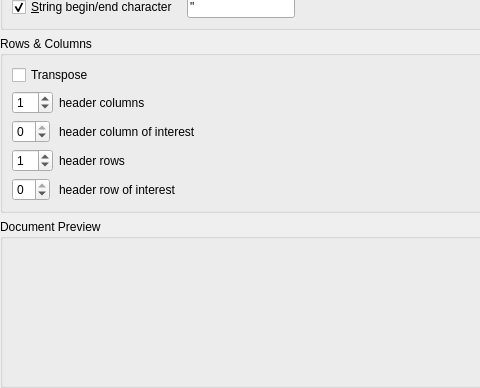
Above: Application/Resources/UI/voDelimitedTextImportWidget.ui from Kitware/Visomics before the change; both pictures show x 0 to 480 and y 133 to 521 of the 791 by 521 pixel window. Below: the same form after it.
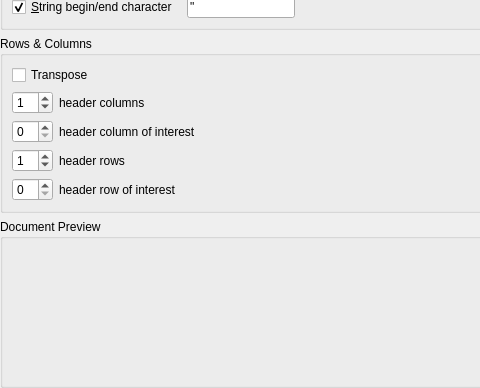
That is the form after the change. Custom widgets are drawn as their Qt base class.

Commit message:
Purge some defaults of "of-interest" spin boxes from voDelimitedTextImportWidget.ui
Since all relevent default properties of the widget's "of-interest" spin boxes are set by
voDelimitedTextImportWidgetPrivate::initWidgetFromModel(), they do not need to be stored in the .ui file anymore.

Leaving a modified "value" property set for easy display in Qt-Designer (provides some idea of defaults for future developers)

What changed in the file:
```diff
--- a/Application/Resources/UI/voDelimitedTextImportWidget.ui
+++ b/Application/Resources/UI/voDelimitedTextImportWidget.ui
@@ -153,12 +153,6 @@
       </item>
       <item row="4" column="0">
        <widget class="QSpinBox" name="HeaderColumnOfInterestSpinBox">
-        <property name="minimum">
-         <number>-1</number>
-        </property>
-        <property name="maximum">
-         <number>0</number>
-        </property>
         <property name="value">
          <number>0</number>
         </property>
@@ -166,12 +160,6 @@
       </item>
       <item row="7" column="0">
        <widget class="QSpinBox" name="HeaderRowOfInterestSpinBox">
-        <property name="minimum">
-         <number>-1</number>
-        </property>
-        <property name="maximum">
-         <number>0</number>
-        </property>
         <property name="value">
          <number>0</number>
         </property>
```
